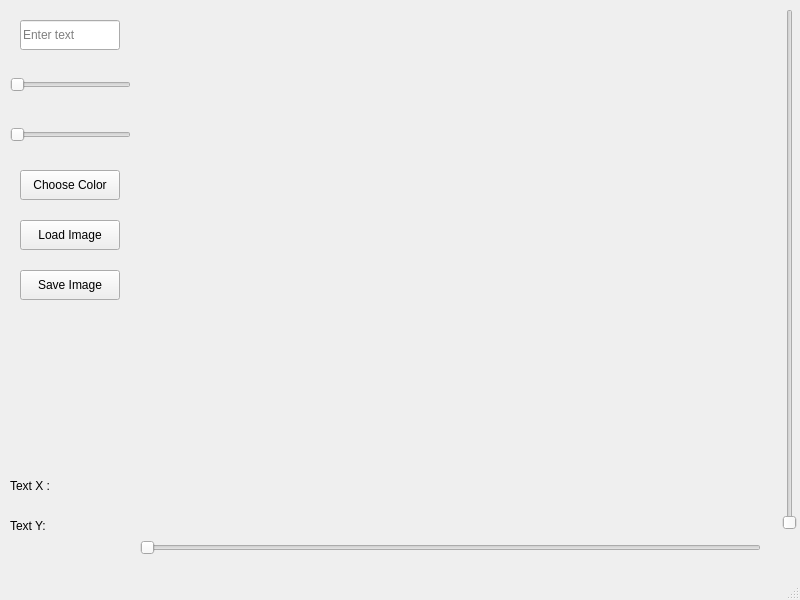
Old version of the form qt/mainwindow.ui in the repository Edi013/ComputerVision.
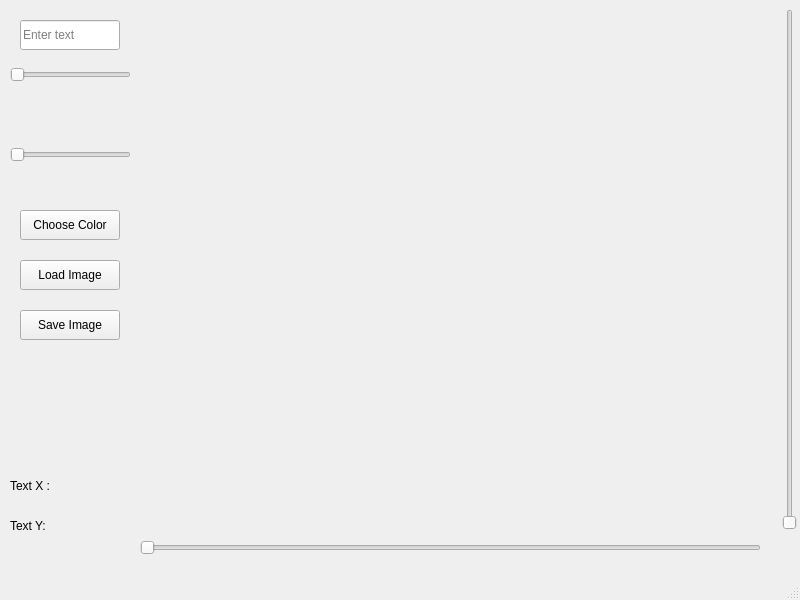
New version of the form.

Commit message: made the sliders work

The edit to the form file:
```diff
--- a/qt/mainwindow.ui
+++ b/qt/mainwindow.ui
@@ -19,8 +19,8 @@
      <rect>
       <x>150</x>
       <y>10</y>
-      <width>601</width>
-      <height>511</height>
+      <width>621</width>
+      <height>521</height>
      </rect>
     </property>
     <property name="text">
@@ -44,7 +44,7 @@
     <property name="geometry">
      <rect>
       <x>10</x>
-      <y>70</y>
+      <y>60</y>
       <width>121</width>
       <height>30</height>
      </rect>
@@ -57,7 +57,7 @@
     <property name="geometry">
      <rect>
       <x>10</x>
-      <y>120</y>
+      <y>140</y>
       <width>121</width>
       <height>30</height>
      </rect>
@@ -70,7 +70,7 @@
     <property name="geometry">
      <rect>
       <x>20</x>
-      <y>170</y>
+      <y>210</y>
       <width>100</width>
       <height>30</height>
      </rect>
@@ -83,7 +83,7 @@
     <property name="geometry">
      <rect>
       <x>20</x>
-      <y>220</y>
+      <y>260</y>
       <width>100</width>
       <height>30</height>
      </rect>
@@ -96,7 +96,7 @@
     <property name="geometry">
      <rect>
       <x>20</x>
-      <y>270</y>
+      <y>310</y>
       <width>100</width>
       <height>30</height>
      </rect>
@@ -108,8 +108,8 @@
    <widget class="QLabel" name="textThicknessLabel">
     <property name="geometry">
      <rect>
-      <x>30</x>
-      <y>140</y>
+      <x>20</x>
+      <y>170</y>
       <width>91</width>
       <height>21</height>
      </rect>
@@ -121,8 +121,8 @@
    <widget class="QLabel" name="textSizeLabel">
     <property name="geometry">
      <rect>
-      <x>30</x>
-      <y>90</y>
+      <x>20</x>
+      <y>100</y>
       <width>91</width>
       <height>21</height>
      </rect>
```
The commit also changes 2 other files.
